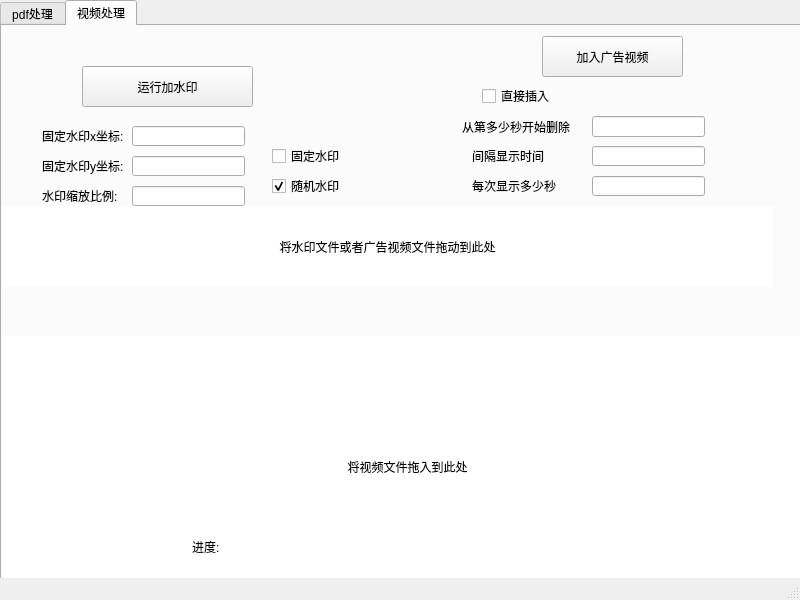
The window that test.ui (ddouworld/pdf_and_video_tool) describes before a commit, drawn with Qt 5.
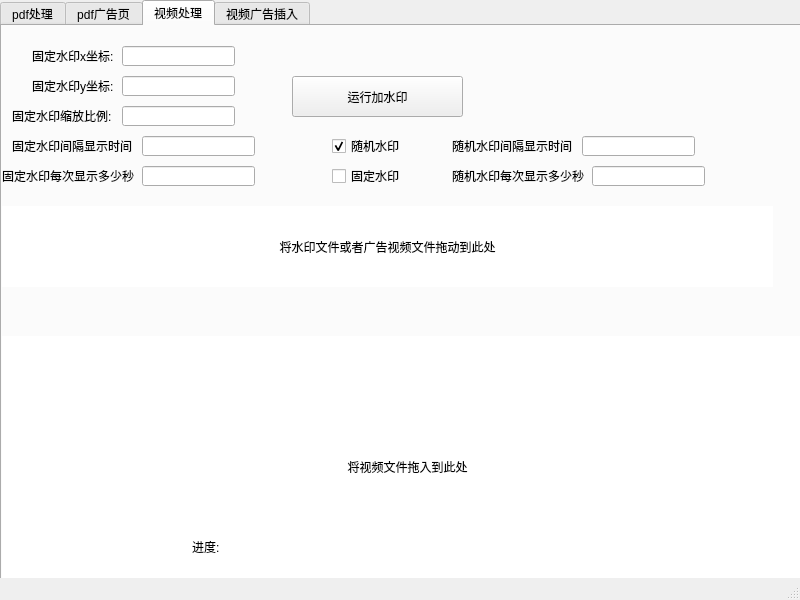
The same window after the commit. The open tabs and pages were chosen to show the change. Custom widgets are drawn as their Qt base class.

Commit message: 修复添加水印比例问题，修改页面和将pdf和视频添加广告页单独出来

Patch:
```diff
--- a/test.ui
+++ b/test.ui
@@ -110,6 +110,11 @@
        <string>进度:</string>
       </property>
      </widget>
+    </widget>
+    <widget class="QWidget" name="tab_3">
+     <attribute name="title">
+      <string>pdf广告页</string>
+     </attribute>
      <widget class="QPushButton" name="pushButton_3">
       <property name="geometry">
        <rect>
@@ -198,8 +203,8 @@
      <widget class="QPushButton" name="pushButton_4">
       <property name="geometry">
        <rect>
-        <x>80</x>
-        <y>40</y>
+        <x>290</x>
+        <y>50</y>
         <width>171</width>
         <height>41</height>
        </rect>
@@ -211,8 +216,8 @@
      <widget class="QCheckBox" name="checkBox">
       <property name="geometry">
        <rect>
-        <x>270</x>
-        <y>150</y>
+        <x>330</x>
+        <y>110</y>
         <width>79</width>
         <height>20</height>
        </rect>
@@ -243,47 +248,11 @@
        <set>Qt::AlignCenter</set>
       </property>
      </widget>
-     <widget class="QLineEdit" name="lineEdit_2">
-      <property name="geometry">
-       <rect>
-        <x>590</x>
-        <y>90</y>
-        <width>113</width>
-        <height>21</height>
-       </rect>
-      </property>
-     </widget>
-     <widget class="QLabel" name="label_7">
-      <property name="geometry">
-       <rect>
-        <x>460</x>
-        <y>90</y>
-        <width>121</width>
-        <height>21</height>
-       </rect>
-      </property>
-      <property name="text">
-       <string>从第多少秒开始删除</string>
-      </property>
-     </widget>
-     <widget class="QPushButton" name="pushButton_5">
-      <property name="geometry">
-       <rect>
-        <x>540</x>
-        <y>10</y>
-        <width>141</width>
-        <height>41</height>
-       </rect>
-      </property>
-      <property name="text">
-       <string>加入广告视频</string>
-      </property>
-     </widget>
      <widget class="QLineEdit" name="scale_size">
       <property name="geometry">
        <rect>
-        <x>130</x>
-        <y>160</y>
+        <x>120</x>
+        <y>80</y>
         <width>113</width>
         <height>20</height>
        </rect>
@@ -292,21 +261,21 @@
      <widget class="QLabel" name="label_8">
       <property name="geometry">
        <rect>
-        <x>40</x>
-        <y>160</y>
-        <width>81</width>
+        <x>10</x>
+        <y>80</y>
+        <width>101</width>
         <height>20</height>
        </rect>
       </property>
       <property name="text">
-       <string>水印缩放比例:</string>
+       <string>固定水印缩放比例:</string>
       </property>
      </widget>
      <widget class="QCheckBox" name="checkBox_2">
       <property name="geometry">
        <rect>
-        <x>270</x>
-        <y>120</y>
+        <x>330</x>
+        <y>140</y>
         <width>79</width>
         <height>20</height>
        </rect>
@@ -318,8 +287,8 @@
      <widget class="QLabel" name="x_label">
       <property name="geometry">
        <rect>
-        <x>40</x>
-        <y>100</y>
+        <x>30</x>
+        <y>20</y>
         <width>81</width>
         <height>20</height>
        </rect>
@@ -331,8 +300,8 @@
      <widget class="QLabel" name="y_label">
       <property name="geometry">
        <rect>
-        <x>40</x>
-        <y>130</y>
+        <x>30</x>
+        <y>50</y>
         <width>81</width>
         <height>20</height>
        </rect>
@@ -344,8 +313,8 @@
      <widget class="QLineEdit" name="x_lineEdit">
       <property name="geometry">
        <rect>
-        <x>130</x>
-        <y>100</y>
+        <x>120</x>
+        <y>20</y>
         <width>113</width>
         <height>20</height>
        </rect>
@@ -354,8 +323,8 @@
      <widget class="QLineEdit" name="y_lineEdit">
       <property name="geometry">
        <rect>
-        <x>130</x>
-        <y>130</y>
+        <x>120</x>
+        <y>50</y>
         <width>113</width>
         <height>20</height>
        </rect>
@@ -364,8 +333,8 @@
      <widget class="QLineEdit" name="interval_lineEdit">
       <property name="geometry">
        <rect>
-        <x>590</x>
-        <y>120</y>
+        <x>140</x>
+        <y>110</y>
         <width>113</width>
         <height>20</height>
        </rect>
@@ -374,52 +343,39 @@
      <widget class="QLabel" name="interval_label">
       <property name="geometry">
        <rect>
-        <x>470</x>
-        <y>120</y>
-        <width>91</width>
+        <x>10</x>
+        <y>110</y>
+        <width>121</width>
         <height>20</height>
        </rect>
       </property>
       <property name="text">
-       <string>间隔显示时间</string>
+       <string>固定水印间隔显示时间</string>
       </property>
      </widget>
      <widget class="QLabel" name="duration_label">
       <property name="geometry">
        <rect>
-        <x>470</x>
-        <y>150</y>
-        <width>101</width>
+        <x>0</x>
+        <y>140</y>
+        <width>141</width>
         <height>20</height>
        </rect>
       </property>
       <property name="text">
-       <string>每次显示多少秒</string>
+       <string>固定水印每次显示多少秒</string>
       </property>
      </widget>
      <widget class="QLineEdit" name="duration_lineEdit">
       <property name="geometry">
        <rect>
-        <x>590</x>
-        <y>150</y>
+        <x>140</x>
+        <y>140</y>
         <width>113</width>
         <height>20</height>
        </rect>
       </property>
      </widget>
-     <widget class="QCheckBox" name="direct_video_checkBox">
-      <property name="geometry">
-       <rect>
-        <x>480</x>
-        <y>60</y>
-        <width>79</width>
-        <height>20</height>
-       </rect>
-      </property>
-      <property name="text">
-       <string>直接插入</string>
-      </property>
-     </widget>
      <widget class="QLabel" name="label_5">
       <property name="geometry">
        <rect>
@@ -431,6 +387,131 @@
       </property>
       <property name="text">
        <string>进度:</string>
+      </property>
+     </widget>
+     <widget class="QLabel" name="interval_label_2">
+      <property name="geometry">
+       <rect>
+        <x>450</x>
+        <y>110</y>
+        <width>121</width>
+        <height>20</height>
+       </rect>
+      </property>
+      <property name="text">
+       <string>随机水印间隔显示时间</string>
+      </property>
+     </widget>
+     <widget class="QLineEdit" name="interval_lineEdit_2">
+      <property name="geometry">
+       <rect>
+        <x>580</x>
+        <y>110</y>
+        <width>113</width>
+        <height>20</height>
+       </rect>
+      </property>
+     </widget>
+     <widget class="QLabel" name="duration_label_2">
+      <property name="geometry">
+       <rect>
+        <x>450</x>
+        <y>140</y>
+        <width>141</width>
+        <height>20</height>
+       </rect>
+      </property>
+      <property name="text">
+       <string>随机水印每次显示多少秒</string>
+      </property>
+     </widget>
+     <widget class="QLineEdit" name="duration_lineEdit_2">
+      <property name="geometry">
+       <rect>
+        <x>590</x>
+        <y>140</y>
+        <width>113</width>
+        <height>20</height>
+       </rect>
+      </property>
+     </widget>
+    </widget>
+    <widget class="QWidget" name="tab_4">
+     <attribute name="title">
+      <string>视频广告插入</string>
+     </attribute>
+     <widget class="QPushButton" name="pushButton_5">
+      <property name="geometry">
+       <rect>
+        <x>290</x>
+        <y>70</y>
+        <width>141</width>
+        <height>41</height>
+       </rect>
+      </property>
+      <property name="text">
+       <string>加入广告视频</string>
+      </property>
+     </widget>
+     <widget class="QLabel" name="label_7">
+      <property name="geometry">
+       <rect>
+        <x>190</x>
+        <y>130</y>
+        <width>151</width>
+        <height>21</height>
+       </rect>
+      </property>
+      <property name="text">
+       <string>从第多少秒开始添加或删除</string>
+      </property>
+     </widget>
+     <widget class="QLineEdit" name="lineEdit_2">
+      <property name="geometry">
+       <rect>
+        <x>340</x>
+        <y>130</y>
+        <width>113</width>
+        <height>21</height>
+       </rect>
+      </property>
+     </widget>
+     <widget class="video_water" name="video_water_label_2">
+      <property name="geometry">
+       <rect>
+        <x>0</x>
+        <y>210</y>
+        <width>801</width>
+        <height>81</height>
+       </rect>
+      </property>
+      <property name="styleSheet">
+       <string notr="true">background:rgb(255, 255, 255)</string>
+      </property>
+      <property name="text">
+       <string>将水印文件或者广告视频文件拖动到此处</string>
+      </property>
+      <property name="alignment">
+       <set>Qt::AlignCenter</set>
+      </property>
+     </widget>
+     <widget class="video" name="video_label_2">
+      <property name="geometry">
+       <rect>
+        <x>-10</x>
+        <y>310</y>
+        <width>811</width>
+        <height>261</height>
+       </rect>
+      </property>
+      <property name="styleSheet">
+       <string notr="true">background:rgb(255, 255, 255)</string>
+      </property>
+      <property name="text">
+       <string>将视频文件拖入到此处</string>
+      </property>
+      <property name="alignment">
+       <set>Qt::AlignCenter</set>
       </property>
      </widget>
     </widget>
```
Left out of the diff: 91 changed lines with no effect on the pictures. The commit also changes 3 other files.
